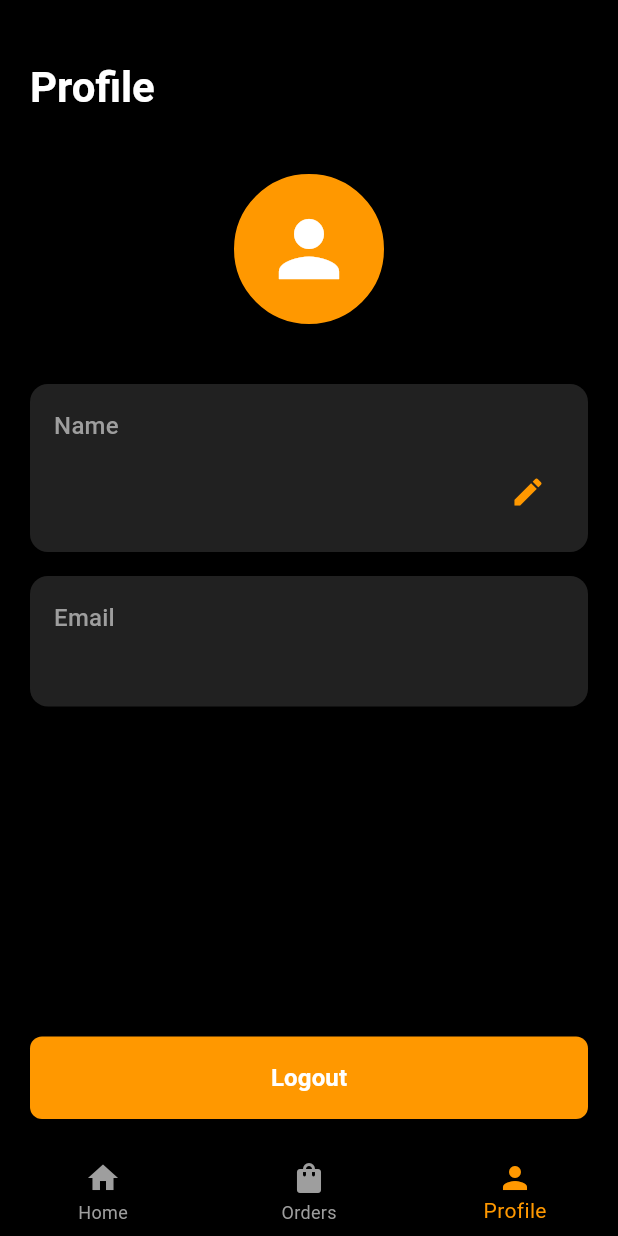
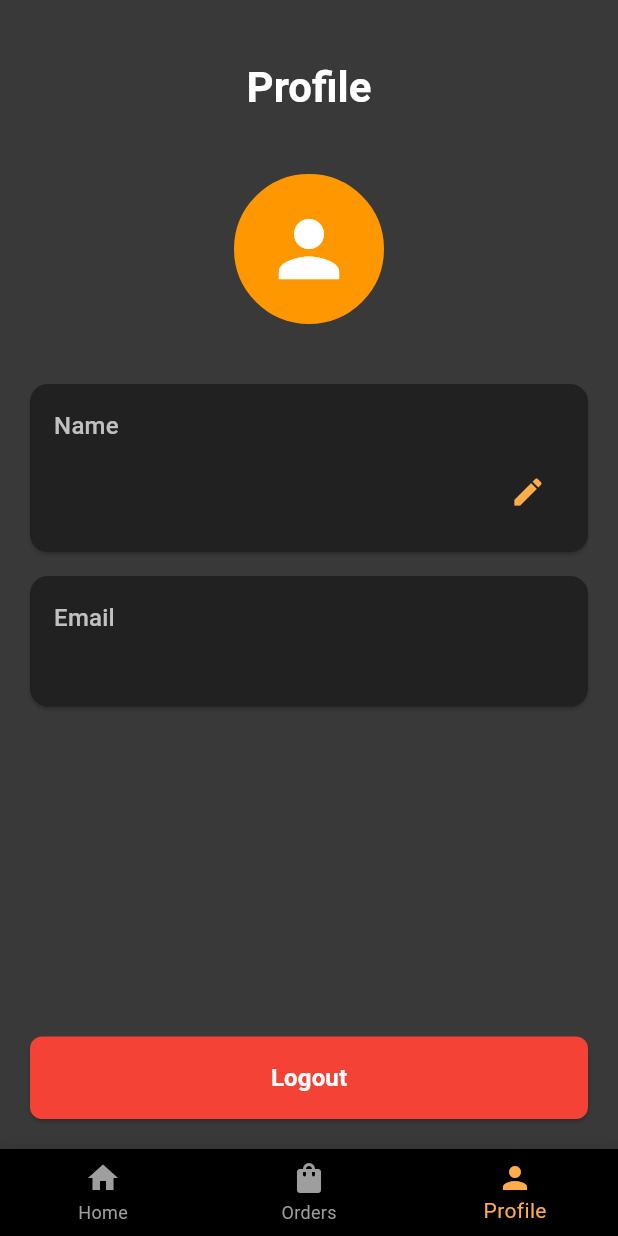
Before and after one commit to Kasehito/Firebase-Project, a Flutter app: the Homepage screen opened by its route, item 3 of the bottom bar chosen, on a phone screen of 412 x 824 dp. Run offline on Flutter 3.47's test engine with Material 3 defaults, Android fonts, the phone set to English and light mode, and no system bars; our stand-ins replace firebase_auth, firebase_core, get, google_sign_in; accounts and stored records are empty.

Commit message:
Fix: [MZ] Revisi UI Profile Page

```diff
--- /dev/null
+++ b/lib/auth/account/components/mycolors.dart
@@ -0,0 +1,9 @@
+import 'package:flutter/material.dart';
+
+class AppColors {
+  static const Color primary = Color(0xFF393939);
+  static const Color secondary = Color(0xFFFFAC4B);
+
+  static const Color textColor = Color(0xFFFFFFFF);
+  static const Color subText = Color(0xFFC1C1C1);
+}
--- a/lib/pages/homepage.dart
+++ b/lib/pages/homepage.dart
@@ -11,7 +11,7 @@ class Homepage extends GetView<NavigationController> {
 
   @override
   Widget build(BuildContext context) {
-    return WillPopScope(
+    return WillPopScope( // Add this to handle back button
       onWillPop: () async {
         if (controller.selectedIndex != 0) {
           controller.changeIndex(0);
--- a/lib/pages/profile_page.dart
+++ b/lib/pages/profile_page.dart
@@ -1,5 +1,6 @@
 import 'package:flutter/material.dart';
 import 'package:get/get.dart';
+import 'package:manganjawa/auth/account/components/mycolors.dart';
 import 'package:manganjawa/controller/profile_contoller.dart';
 
 class ProfilePage extends GetView<ProfileController> {
@@ -8,7 +9,7 @@ class ProfilePage extends GetView<ProfileController> {
   @override
   Widget build(BuildContext context) {
     return Container(
-      color: Colors.black,
+      color: AppColors.primary,
       child: SafeArea(
         child: Padding(
           padding: const EdgeInsets.all(20.0),
@@ -33,12 +34,14 @@ class ProfilePage extends GetView<ProfileController> {
   }
 
   Widget _buildHeader(BuildContext context) {
-    return Text(
-      'Profile',
-      style: Theme.of(context).textTheme.headlineMedium?.copyWith(
-            color: Colors.white,
-            fontWeight: FontWeight.bold,
-          ),
+    return Center(
+      child: Text(
+        'Profile',
+        style: Theme.of(context).textTheme.headlineMedium?.copyWith(
+              color: AppColors.textColor,
+              fontWeight: FontWeight.bold,
+            ),
+      ),
     );
   }
 
@@ -55,7 +58,7 @@ class ProfilePage extends GetView<ProfileController> {
         child: const Icon(
           Icons.person,
           size: 60,
-          color: Colors.white,
+          color: AppColors.textColor,
         ),
       ),
     );
@@ -75,7 +78,7 @@ class ProfilePage extends GetView<ProfileController> {
               Text(
                 'Name',
                 style: Theme.of(context).textTheme.titleMedium?.copyWith(
-                      color: Colors.grey,
+                      color: AppColors.subText,
                     ),
               ),
               const SizedBox(height: 8),
@@ -85,7 +88,7 @@ class ProfilePage extends GetView<ProfileController> {
                         child: controller.isEditing.value
                             ? TextField(
                                 controller: controller.nameController,
-                                style: const TextStyle(color: Colors.white),
+                                style: const TextStyle(color: AppColors.textColor),
                                 decoration: const InputDecoration(
                                   border: InputBorder.none,
                                 ),
@@ -93,7 +96,7 @@ class ProfilePage extends GetView<ProfileController> {
                             : Text(
                                 controller.nameController.text,
                                 style: const TextStyle(
-                                  color: Colors.white,
+                                  color: AppColors.textColor,
                                   fontSize: 16,
                                 ),
                               ),
@@ -101,7 +104,7 @@ class ProfilePage extends GetView<ProfileController> {
                       IconButton(
                         icon: Icon(
                           controller.isEditing.value ? Icons.check : Icons.edit,
-                          color: Colors.orange,
+                          color: AppColors.secondary,
                         ),
                         onPressed: controller.toggleEditing,
                       ),
@@ -128,14 +131,14 @@ class ProfilePage extends GetView<ProfileController> {
               Text(
                 'Email',
                 style: Theme.of(context).textTheme.titleMedium?.copyWith(
-                      color: Colors.grey,
+                      color: AppColors.subText,
                     ),
               ),
               const SizedBox(height: 8),
               Obx(() => Text(
                     controller.userEmail.value,
                     style: const TextStyle(
-                      color: Colors.white,
+                      color: AppColors.textColor,
                       fontSize: 16,
                     ),
                   )),
@@ -152,7 +155,7 @@ class ProfilePage extends GetView<ProfileController> {
       child: ElevatedButton(
         onPressed: () => controller.logout(),
         style: ElevatedButton.styleFrom(
-          backgroundColor: Colors.orange,
+          backgroundColor: Colors.red,
           padding: const EdgeInsets.symmetric(vertical: 16),
           shape: RoundedRectangleBorder(
             borderRadius: BorderRadius.circular(8),
@@ -161,7 +164,7 @@ class ProfilePage extends GetView<ProfileController> {
         child: const Text(
           'Logout',
           style: TextStyle(
-            color: Colors.white,
+            color: AppColors.textColor,
             fontSize: 16,
             fontWeight: FontWeight.bold,
           ),
--- a/lib/widget/bottom_navbar.dart
+++ b/lib/widget/bottom_navbar.dart
@@ -1,5 +1,6 @@
 import 'package:flutter/material.dart';
 import 'package:get/get.dart';
+import 'package:manganjawa/auth/account/components/mycolors.dart';
 import 'package:manganjawa/controller/navigation_controller.dart';
 
 class BottomNavBar extends GetView<NavigationController> {
@@ -21,7 +22,7 @@ class BottomNavBar extends GetView<NavigationController> {
         currentIndex: controller.selectedIndex,
         onTap: controller.navigateToPage,
         backgroundColor: Colors.black,
-        selectedItemColor: Colors.orange,
+        selectedItemColor: AppColors.secondary,
         unselectedItemColor: Colors.grey,
         type: BottomNavigationBarType.fixed,
         items: const [
```
